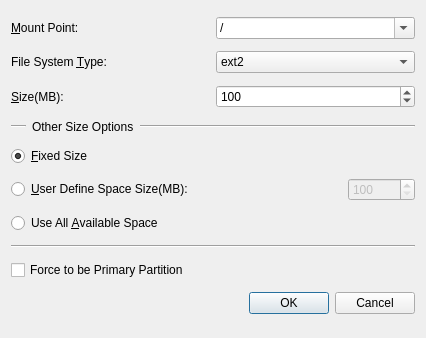
Before: the Qt Designer form libdiskswidget/add.ui in sonald/isoft-os-installer, drawn with Qt 5.
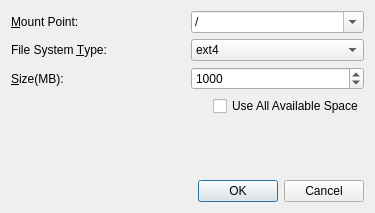
After: the same form once the commit is applied.

```diff
--- a/libdiskswidget/add.ui
+++ b/libdiskswidget/add.ui
@@ -6,8 +6,8 @@
    <rect>
     <x>0</x>
     <y>0</y>
-    <width>426</width>
-    <height>338</height>
+    <width>375</width>
+    <height>213</height>
    </rect>
   </property>
   <property name="focusPolicy">
@@ -86,7 +86,7 @@
        <item>
         <widget class="QComboBox" name="fsType">
          <property name="currentIndex">
-          <number>0</number>
+          <number>2</number>
          </property>
          <item>
           <property name="text">
@@ -137,124 +137,54 @@
        <item>
         <widget class="QSpinBox" name="fixedSize">
          <property name="minimum">
-          <number>1</number>
+          <number>100</number>
          </property>
          <property name="maximum">
-          <number>100000</number>
+          <number>1000000</number>
          </property>
          <property name="value">
-          <number>100</number>
+          <number>1000</number>
          </property>
         </widget>
        </item>
       </layout>
      </item>
      <item>
-      <layout class="QHBoxLayout">
+      <layout class="QHBoxLayout" name="horizontalLayout_2">
        <item>
-        <widget class="Line" name="line_2">
-         <property name="sizePolicy">
-          <sizepolicy hsizetype="Fixed" vsizetype="Fixed">
-           <horstretch>0</horstretch>
-           <verstretch>0</verstretch>
-          </sizepolicy>
+        <spacer name="horizontalSpacer">
+         <property name="orientation">
+          <enum>Qt::Horizontal</enum>
          </property>
-         <property name="minimumSize">
+         <property name="sizeHint" stdset="0">
           <size>
-           <width>15</width>
-           <height>0</height>
+           <width>40</width>
+           <height>20</height>
           </size>
          </property>
-         <property name="orientation">
-          <enum>Qt::Horizontal</enum>
-         </property>
-        </widget>
+        </spacer>
        </item>
        <item>
-        <widget class="QLabel" name="label_4">
+        <widget class="QCheckBox" name="chboxUseAll">
          <property name="text">
-          <string>Other Size Options</string>
+          <string>Use All Available Space</string>
          </property>
         </widget>
        </item>
-       <item>
-        <widget class="Line" name="line_3">
-         <property name="sizePolicy">
-          <sizepolicy hsizetype="MinimumExpanding" vsizetype="Fixed">
-           <horstretch>0</horstretch>
-           <verstretch>0</verstretch>
-          </sizepolicy>
-         </property>
-         <property name="orientation">
-          <enum>Qt::Horizontal</enum>
-         </property>
-        </widget>
-       </item>
       </layout>
      </item>
      <item>
-      <widget class="QRadioButton" name="fixedButton">
-       <property name="text">
-        <string>&amp;Fixed Size</string>
-       </property>
-       <property name="checked">
-        <bool>true</bool>
-       </property>
-      </widget>
-     </item>
-     <item>
-      <layout class="QHBoxLayout">
-       <item>
-        <widget class="QRadioButton" name="userButton">
-         <property name="text">
-          <string>&amp;User Define Space Size(MB): </string>
-         </property>
-        </widget>
-       </item>
-       <item>
-        <widget class="QSpinBox" name="userSize">
-         <property name="enabled">
-          <bool>false</bool>
-         </property>
-         <property name="sizePolicy">
-          <sizepolicy hsizetype="Fixed" vsizetype="Fixed">
-           <horstretch>0</horstretch>
-           <verstretch>0</verstretch>
-          </sizepolicy>
-         </property>
-         <property name="minimum">
-          <number>100</number>
-         </property>
-         <property name="maximum">
-          <number>100000</number>
-         </property>
-        </widget>
-       </item>
-      </layout>
-     </item>
-     <item>
-      <widget class="QRadioButton" name="allButton">
-       <property name="text">
-        <string>Use All &amp;Available Space</string>
-       </property>
-      </widget>
-     </item>
-     <item>
-      <widget class="Line" name="line">
+      <spacer name="verticalSpacer">
        <property name="orientation">
-        <enum>Qt::Horizontal</enum>
+        <enum>Qt::Vertical</enum>
        </property>
-      </widget>
-     </item>
-     <item>
-      <widget class="QCheckBox" name="forcePrimary">
-       <property name="enabled">
-        <bool>true</bool>
+       <property name="sizeHint" stdset="0">
+        <size>
+         <width>20</width>
+         <height>40</height>
+        </size>
        </property>
-       <property name="text">
-        <string>Force to be Primary Partition</string>
-       </property>
-      </widget>
+      </spacer>
      </item>
      <item>
       <widget class="QDialogButtonBox" name="buttonBox">
```
